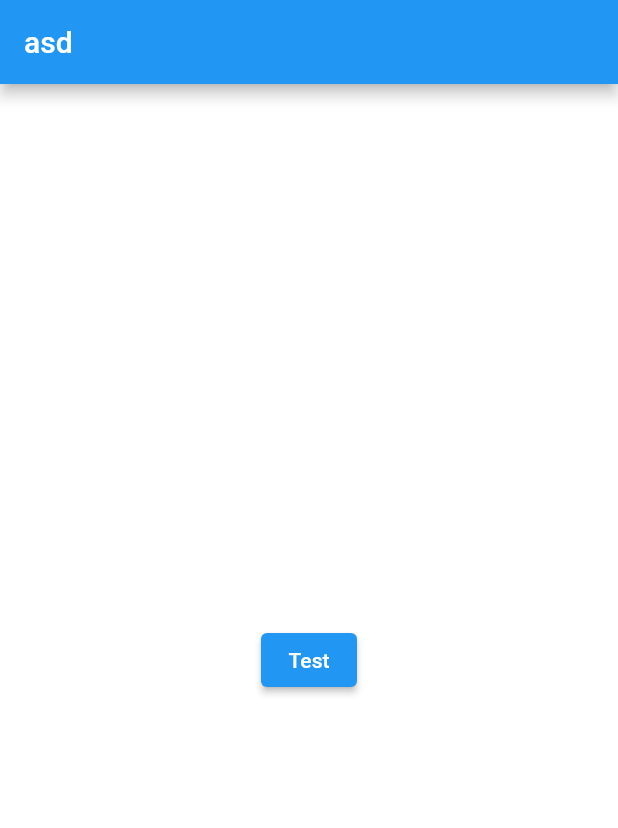
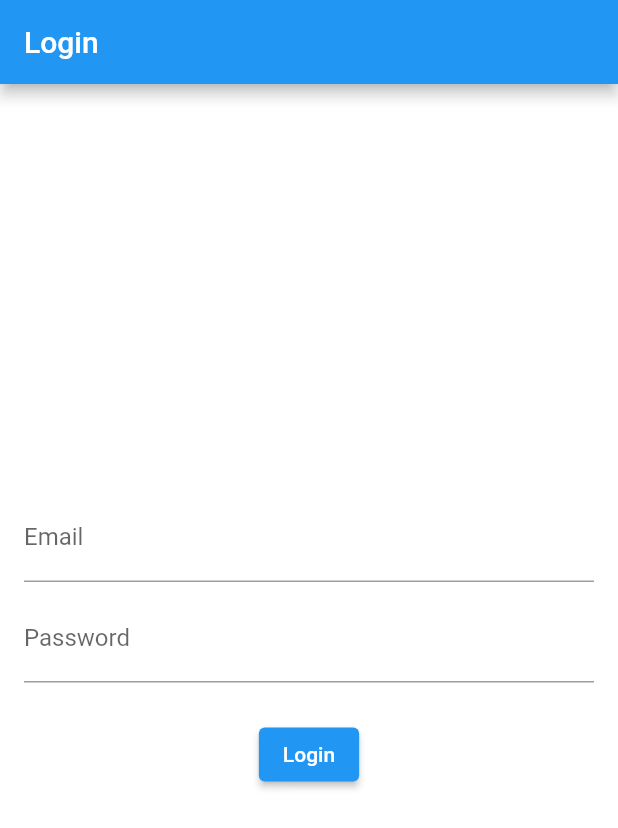
Before and after one commit to karim3487/mobile_app, a Flutter app: the screen it shows after launch, on a phone screen of 412 x 824 dp. Shown: the top 828 px of the screen. Run offline on Flutter 3.47's test engine with Material 2 defaults, Android fonts, the phone set to English and light mode, and no system bars; our stand-ins replace flutter_mobx, get, mobx; generated files the repository leaves out were written again.

Commit message:
Rebase architecture project. Add Login page

```diff
--- /dev/null
+++ b/lib/api/api_client.dart
@@ -0,0 +1,21 @@
+import 'dart:convert';
+import 'package:http/http.dart' as http;
+
+class ApiClient {
+  final String baseUrl = 'http://10.0.2.2:8000/api';
+
+  Future<Map<String, dynamic>> login(String email, String password) async {
+    Uri url = Uri.parse('$baseUrl/auth/login/');
+    var headers = {'Content-Type': 'application/json'};
+    final response = await http.post(url,
+        body: json.encode(
+          {'email': email, 'password': password},
+        ),
+        headers: headers);
+    return json.decode(utf8.decode(response.bodyBytes));
+  }
+  // Future<List<Map<String, dynamic>>>> getNews() async {
+  //   final response = await http.get('$baseUrl/news');
+  //   return List<Map<String, dynamic>>.from(json.decode(response.body));
+  // }
+}
--- /dev/null
+++ b/lib/auth/auth_page.dart
@@ -0,0 +1,88 @@
+import 'package:flutter/material.dart';
+import 'package:flutter_mobx/flutter_mobx.dart';
+
+import 'auth_store.dart';
+
+class AuthPage extends StatefulWidget {
+  final AuthStore authStore;
+
+  AuthPage({required this.authStore});
+
+  @override
+  _AuthPageState createState() => _AuthPageState();
+}
+
+class _AuthPageState extends State<AuthPage> {
+  final TextEditingController _emailController = TextEditingController();
+  final TextEditingController _passwordController = TextEditingController();
+
+  @override
+  void dispose() {
+    _emailController.dispose();
+    _passwordController.dispose();
+    super.dispose();
+  }
+
+  @override
+  Widget build(BuildContext context) {
+    return Scaffold(
+      appBar: AppBar(
+        title: Text('Login'),
+      ),
+      body: SafeArea(
+        child: Center(
+          child: Padding(
+            padding: const EdgeInsets.all(16.0),
+            child: Column(
+              mainAxisAlignment: MainAxisAlignment.center,
+              children: <Widget>[
+                TextField(
+                  controller: _emailController,
+                  keyboardType: TextInputType.emailAddress,
+                  decoration: const InputDecoration(
+                    labelText: 'Email',
+                  ),
+                ),
+                SizedBox(height: 8.0),
+                TextField(
+                  controller: _passwordController,
+                  obscureText: true,
+                  decoration: const InputDecoration(
+                    labelText: 'Password',
+                  ),
+                ),
+                const SizedBox(height: 24.0),
+                Observer(
+                  builder: (_) => ElevatedButton(
+                    onPressed: widget.authStore.isLoading
+                        ? null
+                        : () async {
+                            await widget.authStore.login(_emailController.text,
+                                _passwordController.text);
+                            if (widget.authStore.isAuthenticated) {
+                              print("УРААААААААА!!!!!!");
+                              // Navigator.pushReplacementNamed(context, '/news');
+                            }
+                          },
+                    child: widget.authStore.isLoading
+                        ? const CircularProgressIndicator()
+                        : const Text('Login'),
+                  ),
+                ),
+                const SizedBox(height: 8.0),
+                Observer(
+                  builder: (_) => Text(
+                    widget.authStore.errorMessage,
+                    style: const TextStyle(
+                      color: Colors.red,
+                    ),
+                  ),
+                ),
+              ],
+            ),
+          ),
+        ),
+      ),
+    );
+  }
+}
--- a/lib/data/network/api.dart
+++ /dev/null
@@ -1,5 +0,0 @@
-abstract class UrlConstants {
-  static const String baseUrl = 'http://10.0.2.2:8000/api';
-  static const String userLoginWithEmail = '$baseUrl/auth/login/';
-  static const String allAds = '$baseUrl/ads/';
-}
--- a/lib/di/locator.dart
+++ /dev/null
@@ -1,11 +0,0 @@
-import 'package:get_it/get_it.dart';
-import '../data/network/apis/ads/ad_api.dart';
-import '../stores/ad_store.dart';
-// import 'package:mobx_flutter/stores/user/user_store.dart';
-
-final GetIt getIt = GetIt.instance;
-
-void setup() {
-  getIt.registerSingleton(AdApi());
-  getIt.registerSingleton(AdStore(getIt.get<AdApi>()));
-}
--- a/lib/main.dart
+++ b/lib/main.dart
@@ -1,30 +1,39 @@
 import 'package:flutter/material.dart';
 import 'package:get/get_navigation/src/root/get_material_app.dart';
-import 'package:mobile_app/pages/home_page.dart';
 
-import 'di/locator.dart';
+import 'api/api_client.dart';
+import 'auth/auth_page.dart';
+import 'auth/auth_store.dart';
 
 void main() {
-  setup();
-  runApp(const MobileApp());
+  final apiClient = ApiClient();
+  final authStore = AuthStore(apiClient);
+  runApp(MobileApp(
+    authStore: authStore,
+  ));
 }
 
 class MobileApp extends StatelessWidget {
-  const MobileApp({super.key});
+  final AuthStore authStore;
+
+  const MobileApp({super.key, required this.authStore});
 
   @override
   Widget build(BuildContext context) {
-    return GetMaterialApp(
+    return MaterialApp(
       title: "Кафедра О7",
       theme: ThemeData(
         primaryColor: const Color.fromRGBO(254, 176, 61, 1),
-        scaffoldBackgroundColor: Colors.transparent,
+        scaffoldBackgroundColor: Colors.white,
         textTheme: const TextTheme(titleLarge: TextStyle(color: Colors.white)),
         appBarTheme: const AppBarTheme(
           backgroundColor: Colors.blue,
         ),
       ),
-      home: HomePage(),
+      initialRoute: '/',
+      routes: {
+        '/': (context) => AuthPage(authStore: authStore),
+      },
     );
   }
 }
--- a/lib/pages/ads_list.dart
+++ /dev/null
@@ -1,39 +0,0 @@
-import 'package:flutter/material.dart';
-import 'package:mobile_app/stores/ad_store.dart';
-
-import '../di/locator.dart';
-
-class AdsList extends StatefulWidget {
-  const AdsList({super.key});
-
-  @override
-  State<AdsList> createState() => _AdsListState();
-}
-
-class _AdsListState extends State<AdsList> {
-  final _adStore = getIt.get<AdStore>();
-
-  @override
-  void initState() {
-    getAds();
-    super.initState();
-  }
-
-  Future<void> getAds() async {
-    await _adStore.getAds();
-  }
-
-  @override
-  Widget build(BuildContext context) {
-    return Container(
-      child: Center(
-          child: ElevatedButton(
-        onPressed: () {
-          getAds();
-        },
-        child: Text("Test"),
-      )),
-    );
-    ;
-  }
-}
--- a/lib/pages/home_page.dart
+++ /dev/null
@@ -1,21 +0,0 @@
-import 'package:flutter/material.dart';
-
-import 'ads_list.dart';
-
-class HomePage extends StatefulWidget {
-  @override
-  _HomePageState createState() => _HomePageState();
-}
-
-class _HomePageState extends State<HomePage>
-    with SingleTickerProviderStateMixin {
-  @override
-  Widget build(BuildContext context) {
-    return Scaffold(
-      appBar: AppBar(
-        title: Text("asd"),
-      ),
-      body: AdsList(),
-    );
-  }
-}
```
Also changed, not shown: lib/auth/auth_store.dart (added, +53 -0 lines), lib/data/models/ad.dart (deleted, +0 -26 lines), lib/data/models/user.dart (deleted, +0 -27 lines), lib/data/network/apis/ads/ad_api.dart (deleted, +0 -26 lines), lib/stores/ad_store.dart (deleted, +0 -29 lines), lib/auth/auth_store.g.dart (added), lib/stores/ad_store.g.dart (deleted).
